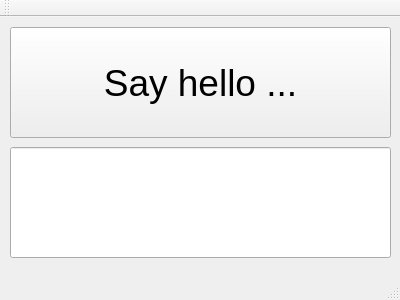
First picture: the form in mainwindow.ui, repository hvoigt/qt-hello-world, before the edit.
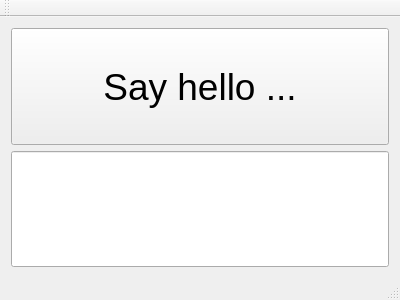
Second picture: the form after the edit.

Commit message:
automatically resize button and text with window by adding a layout
We choose a vertical layout for the main window and switched the buttons
and texts vertical size policy from fixed to minimum.

The edit to the form file:
```diff
--- a/mainwindow.ui
+++ b/mainwindow.ui
@@ -14,14 +14,14 @@
    <string>MainWindow</string>
   </property>
   <widget class="QWidget" name="centralWidget">
+   <layout class="QVBoxLayout" name="verticalLayout">
+    <item>
    <widget class="QPushButton" name="helloButton">
-    <property name="geometry">
-     <rect>
-      <x>10</x>
-      <y>10</y>
-      <width>381</width>
-      <height>111</height>
-     </rect>
+      <property name="sizePolicy">
+       <sizepolicy hsizetype="Minimum" vsizetype="Minimum">
+        <horstretch>0</horstretch>
+        <verstretch>0</verstretch>
+       </sizepolicy>
     </property>
     <property name="font">
      <font>
@@ -32,14 +32,14 @@
      <string>Say hello ...</string>
     </property>
    </widget>
+    </item>
+    <item>
    <widget class="QLineEdit" name="outputBox">
-    <property name="geometry">
-     <rect>
-      <x>10</x>
-      <y>130</y>
-      <width>381</width>
-      <height>111</height>
-     </rect>
+      <property name="sizePolicy">
+       <sizepolicy hsizetype="Expanding" vsizetype="Minimum">
+        <horstretch>0</horstretch>
+        <verstretch>0</verstretch>
+       </sizepolicy>
     </property>
     <property name="font">
      <font>
@@ -47,6 +47,8 @@
      </font>
     </property>
    </widget>
+    </item>
+   </layout>
   </widget>
   <widget class="QMenuBar" name="menuBar">
    <property name="geometry">
```
Left out of the diff: 2 changed lines with no effect on the pictures. Lines whose indentation alone changed are shown as unchanged.
